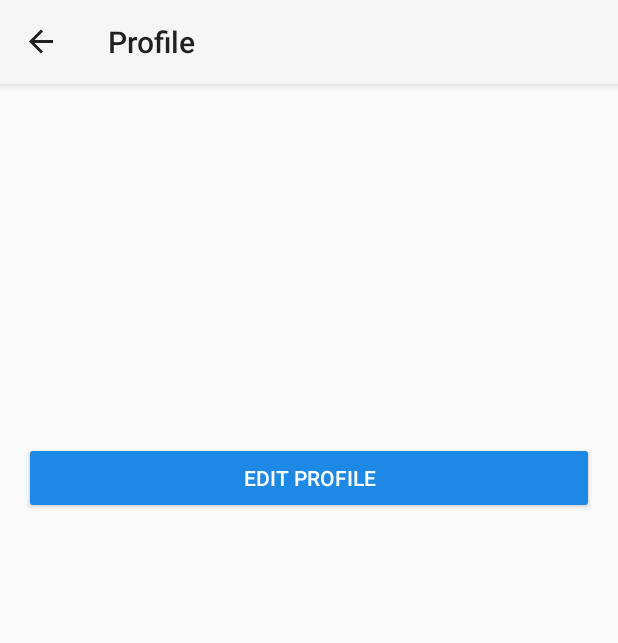
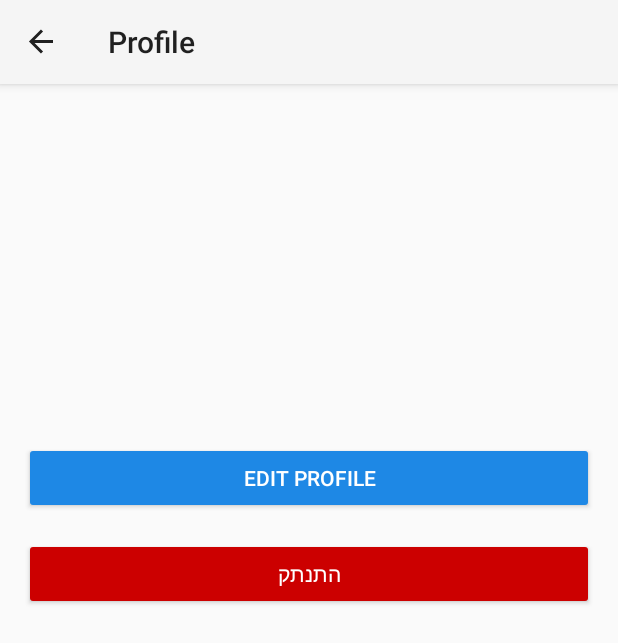
Before and after one commit to yael201062/TASTIFY-APP, an Android app built with Jetpack Compose: the ProfileFragment screen opened through its navigation route, on a phone screen of 412 x 824 dp. Shown: the top 643 px of the screen. Run offline under Robolectric (Android 15) with nearby library versions, the phone set to English and light mode, and no system bars; our stand-ins replace Firebase (no records; nobody signed in at launch, a user with empty details on screens opened directly), Picasso, Room's generated code, navigation-ui; pictures from the network do not load.

Commit message:
logoff and fixes

```diff
--- a/app/src/main/java/com/example/tastify/ui/auth/LoginFragment.kt
+++ b/app/src/main/java/com/example/tastify/ui/auth/LoginFragment.kt
@@ -13,6 +13,7 @@ import com.example.tastify.R
 import com.example.tastify.data.database.AppDatabase
 import com.example.tastify.data.dao.repository.UserRepository
 import com.example.tastify.databinding.FragmentLoginBinding
+import com.example.tastify.util.AuthManager
 import com.example.tastify.viewmodel.UserViewModel
 import com.google.firebase.auth.FirebaseAuth
 import kotlinx.coroutines.launch
@@ -63,6 +64,8 @@ class LoginFragment : Fragment() {
 
                             userViewModel.currentUser.observe(viewLifecycleOwner) { user ->
                                 if (user != null) {
+                                    val uid = user.id
+                                    AuthManager.saveUserUid(requireContext(), uid)
                                     findNavController().navigate(R.id.action_loginFragment_to_homeFragment)
                                 } else {
                                     Toast.makeText(requireContext(), "User not found", Toast.LENGTH_SHORT).show()
--- a/app/src/main/java/com/example/tastify/ui/profile/ProfileFragment.kt
+++ b/app/src/main/java/com/example/tastify/ui/profile/ProfileFragment.kt
@@ -11,6 +11,7 @@ import com.example.tastify.R
 import com.example.tastify.data.dao.repository.UserRepository
 import com.example.tastify.data.database.AppDatabase
 import com.example.tastify.databinding.FragmentProfileBinding
+import com.example.tastify.util.LogoutHelper
 import com.example.tastify.viewmodel.UserViewModel
 import com.google.firebase.auth.FirebaseAuth
 import com.squareup.picasso.Picasso
@@ -74,6 +75,11 @@ class ProfileFragment : Fragment() {
         binding.btnEditProfile.setOnClickListener {
             findNavController().navigate(R.id.action_profileFragment_to_editProfileFragment)
         }
+
+        binding.btnLogout.setOnClickListener {
+            LogoutHelper.performLogout(requireContext(), findNavController())
+        }
+
     }
 
     override fun onDestroyView() {
--- a/app/src/main/res/layout/fragment_home.xml
+++ b/app/src/main/res/layout/fragment_home.xml
@@ -35,7 +35,7 @@
         android:id="@+id/etSearch"
         android:layout_width="0dp"
         android:layout_height="wrap_content"
-        android:hint="Search restaurants..."
+        android:hint="חיפוש מסעדות.."
         android:layout_marginTop="16dp"
         android:padding="12dp"
         android:background="@android:drawable/edit_text"
--- a/app/src/main/res/layout/fragment_profile.xml
+++ b/app/src/main/res/layout/fragment_profile.xml
@@ -52,4 +52,15 @@
         app:layout_constraintStart_toStartOf="parent"
         app:layout_constraintEnd_toEndOf="parent"
         android:layout_marginTop="24dp"/>
+    <Button
+        android:id="@+id/btnLogout"
+        android:layout_width="match_parent"
+        android:layout_height="wrap_content"
+        android:text="התנתק"
+        android:layout_marginTop="16dp"
+        android:textColor="@android:color/white"
+        android:backgroundTint="@android:color/holo_red_dark"
+        app:layout_constraintTop_toBottomOf="@id/btnEditProfile"
+        app:layout_constraintStart_toStartOf="parent"
+        app:layout_constraintEnd_toEndOf="parent"/>
 </androidx.constraintlayout.widget.ConstraintLayout>
```
Also changed, not shown: app/src/main/java/com/example/tastify/util/AuthManager.kt (added, +30 -0 lines), app/src/main/java/com/example/tastify/util/LogoutHelper.kt (added, +14 -0 lines).
